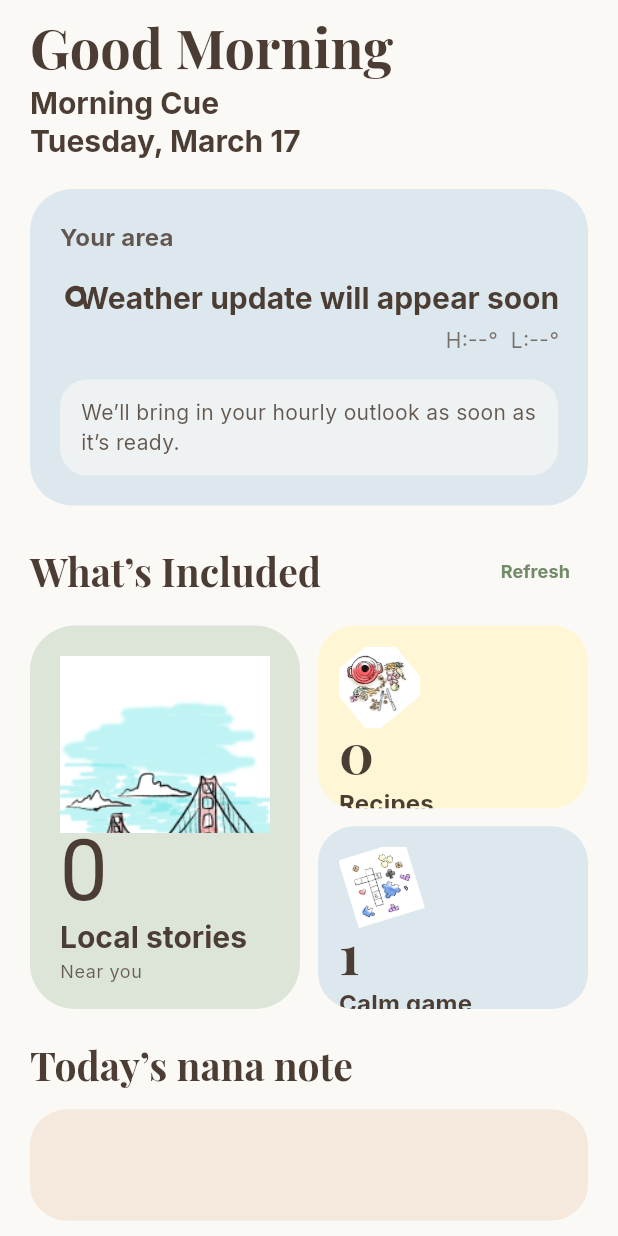
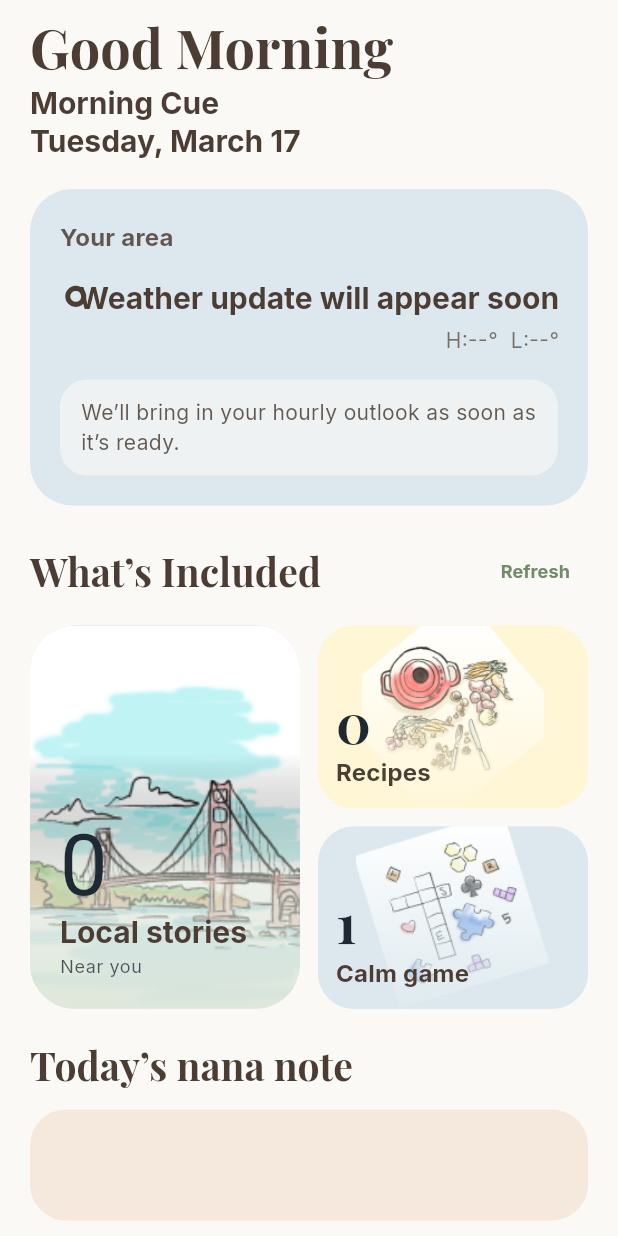
Before and after one commit to mleikam1/NANA_POC, a Flutter app: the HomeScreen screen opened directly with empty values, on a phone screen of 412 x 824 dp. Run offline on Flutter 3.47's test engine with Material 3 defaults, Android fonts, the phone set to English and light mode, and no system bars; our stand-ins replace cloud_firestore, cloud_functions, firebase_auth, firebase_core, firebase_messaging, flutter_local_notifications and 5 more; accounts and stored records are empty; network calls fail.

Commit message:
Refactor What’s Included cards to full-artwork stack layout

```diff
--- a/lib/screens/home_screen.dart
+++ b/lib/screens/home_screen.dart
@@ -361,12 +361,10 @@ class _IncludedEditorialCard extends StatelessWidget {
   const _IncludedEditorialCard({
     required this.item,
     required this.prominent,
-    this.horizontal = false,
   });
 
   final _IncludedItem item;
   final bool prominent;
-  final bool horizontal;
 
   @override
   Widget build(BuildContext context) {
@@ -376,87 +374,71 @@ class _IncludedEditorialCard extends StatelessWidget {
     final countStyle = (prominent
             ? Theme.of(context).textTheme.displayLarge
             : Theme.of(context).textTheme.displaySmall)
-        ?.copyWith(height: 0.9);
+        ?.copyWith(height: 0.9, color: const Color(0xFF1F2933));
+    final subtitleStyle = Theme.of(context)
+        .textTheme
+        .bodySmall
+        ?.copyWith(color: const Color(0xFF1F2933).withOpacity(0.78));
+    final radius = BorderRadius.circular(prominent ? 30 : 24);
 
     return Container(
       decoration: BoxDecoration(
         color: item.color,
-        borderRadius: BorderRadius.circular(prominent ? 30 : 24),
+        borderRadius: radius,
       ),
       child: ClipRRect(
-        borderRadius: BorderRadius.circular(prominent ? 30 : 24),
+        borderRadius: radius,
         child: Material(
           color: Colors.transparent,
           child: InkWell(
             onTap: item.onTap,
-            child: Padding(
-              padding: EdgeInsets.all(prominent ? 20 : 14),
-              child: prominent
-                  ? Column(
-                      crossAxisAlignment: CrossAxisAlignment.start,
+            child: Stack(
               children: <Widget>[
-                        _CardArtwork(item: item, prominent: prominent),
-                        const Spacer(),
-                        _CardTextBlock(item: item, countStyle: countStyle, titleStyle: titleStyle),
+                Positioned.fill(
+                  child: Image(
+                    image: AssetImage(item.imagePath),
+                    fit: prominent ? BoxFit.cover : item.imageFit,
+                    alignment: prominent ? Alignment.topCenter : Alignment.center,
+                  ),
+                ),
+                Positioned.fill(
+                  child: DecoratedBox(
+                    decoration: BoxDecoration(
+                      gradient: LinearGradient(
+                        begin: Alignment.topCenter,
+                        end: Alignment.bottomCenter,
+                        colors: prominent
+                            ? <Color>[
+                                Colors.transparent,
+                                Colors.transparent,
+                                item.color.withOpacity(0.55),
+                                item.color.withOpacity(0.92),
+                              ]
+                            : <Color>[
+                                item.color.withOpacity(0.04),
+                                item.color.withOpacity(0.48),
+                                item.color.withOpacity(0.92),
                               ],
-                    )
-                  : horizontal
-                  ? Row(
-                      children: <Widget>[
-                        _CardArtwork(item: item, prominent: prominent),
-                        const SizedBox(width: 10),
-                        Expanded(
+                      ),
+                    ),
+                  ),
+                ),
+                Positioned(
+                  left: prominent ? 20 : 12,
+                  right: prominent ? 20 : 12,
+                  bottom: prominent ? 20 : 12,
                   child: _CardTextBlock(
                     item: item,
                     countStyle: countStyle,
                     titleStyle: titleStyle,
-                            subtitleMaxLines: 1,
+                    subtitleStyle: subtitleStyle,
+                    showSubtitle: prominent,
                   ),
-                        ),
-                      ],
-                    )
-                  : Column(
-                      crossAxisAlignment: CrossAxisAlignment.start,
-                      children: <Widget>[
-                        _CardArtwork(item: item, prominent: prominent),
-                        const Spacer(),
-                        FittedBox(
-                          fit: BoxFit.scaleDown,
-                          alignment: Alignment.centerLeft,
-                          child: Text(item.count, style: countStyle),
-                        ),
-                        const SizedBox(height: 6),
-                        Text(
-                          item.label,
-                          maxLines: 1,
-                          overflow: TextOverflow.ellipsis,
-                          style: titleStyle,
                 ),
               ],
             ),
           ),
         ),
-        ),
-      ),
-    );
-  }
-}
-
-class _CardArtwork extends StatelessWidget {
-  const _CardArtwork({required this.item, required this.prominent});
-
-  final _IncludedItem item;
-  final bool prominent;
-
-  @override
-  Widget build(BuildContext context) {
-    return SizedBox(
-      height: prominent ? 118 : 54,
-      width: double.infinity,
-      child: Image(
-        image: AssetImage(item.imagePath),
-        fit: item.imageFit,
-        alignment: prominent ? Alignment.topCenter : Alignment.centerLeft,
       ),
     );
   }
@@ -467,13 +449,15 @@ class _CardTextBlock extends StatelessWidget {
     required this.item,
     required this.countStyle,
     required this.titleStyle,
-    this.subtitleMaxLines = 2,
+    required this.subtitleStyle,
+    required this.showSubtitle,
   });
 
   final _IncludedItem item;
   final TextStyle? countStyle;
   final TextStyle? titleStyle;
-  final int subtitleMaxLines;
+  final TextStyle? subtitleStyle;
+  final bool showSubtitle;
 
   @override
   Widget build(BuildContext context) {
@@ -493,13 +477,15 @@ class _CardTextBlock extends StatelessWidget {
           overflow: TextOverflow.ellipsis,
           style: titleStyle,
         ),
+        if (showSubtitle) ...<Widget>[
           const SizedBox(height: 2),
           Text(
             item.subtitle,
-          maxLines: subtitleMaxLines,
+            maxLines: 1,
             overflow: TextOverflow.ellipsis,
-          style: Theme.of(context).textTheme.bodySmall,
+            style: subtitleStyle,
           ),
+        ],
       ],
     );
   }
```
Lines whose indentation alone changed are shown as unchanged.
